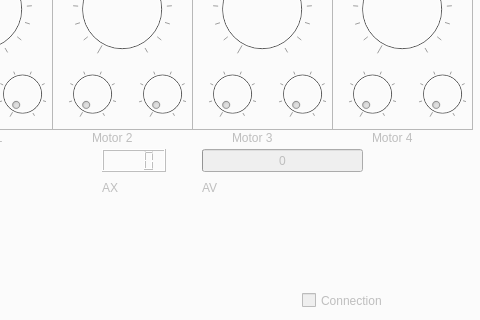
Before: the Qt Designer form diag/diag.ui in nxdefiant/libroboint, drawn with Qt 5; both pictures show x 100 to 580 and y 106 to 426 of the 580 by 620 pixel window.
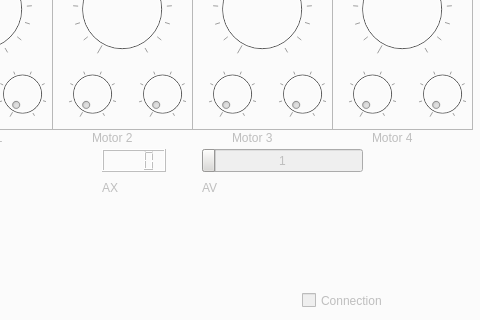
After: the same form once the commit is applied. The open tabs and pages were chosen to show the change.

The edit to the form file:
```diff
--- a/diag/diag.ui
+++ b/diag/diag.ui
@@ -3773,11 +3773,11 @@
 &lt;/style>&lt;/head>&lt;body style=" font-family:'Arial'; font-size:12pt; font-weight:400; font-style:normal;">
 &lt;p style=" margin-top:0px; margin-bottom:0px; margin-left:0px; margin-right:0px; -qt-block-indent:0; text-indent:0px;">AV&lt;/p>&lt;/body>&lt;/html></string>
       </property>
-      <property name="maximum" >
-       <number>1024</number>
+      <property name="maximum">
+       <number>12</number>
       </property>
-      <property name="value" >
-       <number>0</number>
+      <property name="value">
+       <number>1</number>
       </property>
       <property name="format" >
        <string>%v</string>
```
Left out of the diff: 2185 changed lines with no effect on the pictures.
